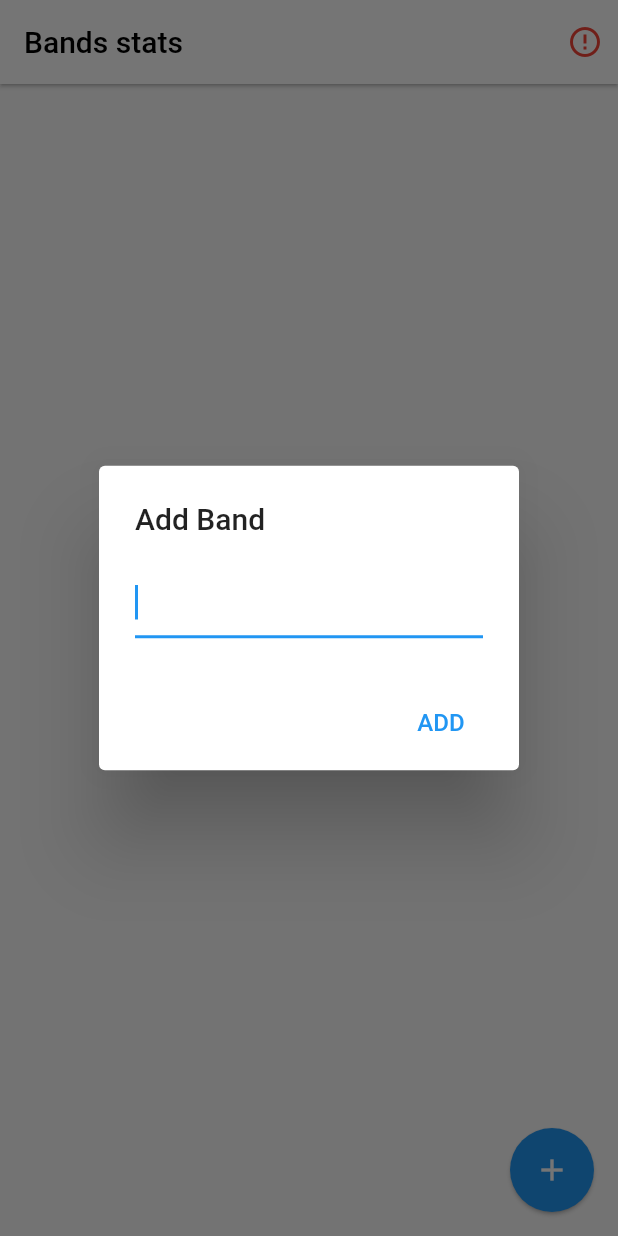
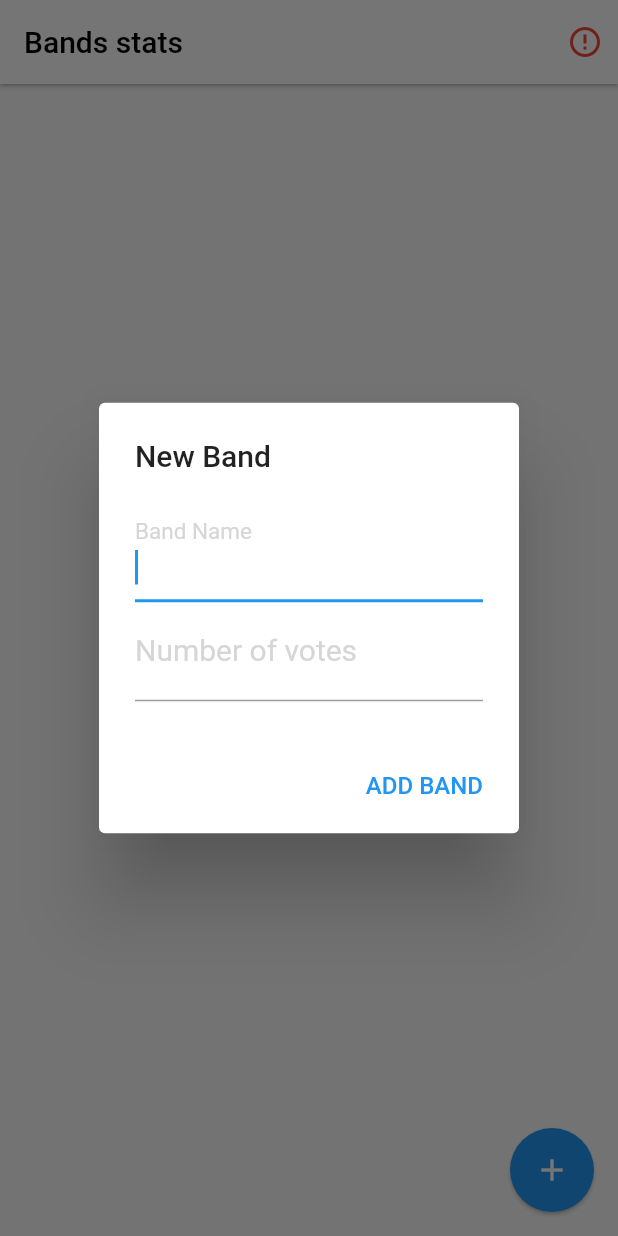
Before and after one commit to HajdukSanchez/Band-Name, a Flutter app: the screen it shows after launch, after a tap on the "add" icon, on a phone screen of 412 x 824 dp. Run offline on Flutter 3.47's test engine with Material 2 defaults, Android fonts, the phone set to English and light mode, and no system bars; our stand-ins replace socket_io_client; network calls fail.

Commit message:
:construction: [ADD] Event to add a new band

```diff
--- a/lib/pages/home.dart
+++ b/lib/pages/home.dart
@@ -1,5 +1,4 @@
 import 'dart:io';
-import 'dart:math';
 
 import 'package:flutter/cupertino.dart';
 import 'package:flutter/material.dart';
@@ -8,7 +7,6 @@ import 'package:band_names/components/band_tile.dart';
 import 'package:band_names/components/status_icon.dart';
 import 'package:band_names/providers/socket_provider.dart';
 import 'package:provider/provider.dart';
-import 'package:band_names/enums/server_status.dart';
 
 class HomePage extends StatefulWidget {
   const HomePage({Key? key}) : super(key: key);
@@ -33,10 +31,13 @@ class _HomePageState extends State<HomePage> {
 
   void _addBandDialogs() {
     // Object for managed the text input
-    final _textEditingController = TextEditingController();
-    const _dialogAddTitle = 'Add Band';
-    const _dialogAddButtonText = 'Add';
+    final _textEditingControllerName = TextEditingController();
+    final _textEditingControllerVotes = TextEditingController();
+    const _dialogAddTitle = 'New Band';
+    const _dialogAddButtonText = 'Add band';
     const _dialogDeleteButtonText = 'Dismiss';
+    const _placeHolderName = 'Band Name';
+    const _placeHolderVotes = 'Number of votes';
 
     if (Platform.isAndroid) {
       //? Android Dialog
@@ -45,11 +46,28 @@ class _HomePageState extends State<HomePage> {
         builder: (context) => AlertDialog(
           title: const Text(_dialogAddTitle),
           // Text Filed for add information
-          content: TextField(
-              controller: _textEditingController,
+          content: Column(
+            mainAxisSize: MainAxisSize.min,
+            children: <Widget>[
+              TextField(
+                  controller: _textEditingControllerName,
                   autofocus: true,
                   keyboardType: TextInputType.text,
-              style: const TextStyle(fontSize: 20)),
+                  style: const TextStyle(fontSize: 20),
+                  decoration: InputDecoration(
+                    labelText: _placeHolderName,
+                    labelStyle: TextStyle(color: Colors.grey[350]),
+                  )),
+              TextField(
+                  controller: _textEditingControllerVotes,
+                  keyboardType: TextInputType.number,
+                  style: const TextStyle(fontSize: 20),
+                  decoration: InputDecoration(
+                    labelText: _placeHolderVotes,
+                    labelStyle: TextStyle(color: Colors.grey[350]),
+                  )),
+            ],
+          ),
           actions: [
             MaterialButton(
                 child: Text(
@@ -58,8 +76,8 @@ class _HomePageState extends State<HomePage> {
                 ),
                 elevation: 5,
                 textColor: Colors.blue,
-              onPressed: () => _addBandToList(_textEditingController.text),
-            )
+                onPressed: () => _addBandToList(_textEditingControllerName.text,
+                    int.parse(_textEditingControllerVotes.text)))
           ],
         ),
       );
@@ -70,16 +88,27 @@ class _HomePageState extends State<HomePage> {
           builder: (_) {
             return CupertinoAlertDialog(
               title: const Text(_dialogAddTitle),
-              content: CupertinoTextField(
-                controller: _textEditingController,
+              content: Column(
+                mainAxisSize: MainAxisSize.max,
+                children: <Widget>[
+                  CupertinoTextField(
+                      controller: _textEditingControllerName,
                       autofocus: true,
                       keyboardType: TextInputType.text,
+                      style: const TextStyle(fontSize: 20)),
+                  CupertinoTextField(
+                      controller: _textEditingControllerVotes,
+                      keyboardType: TextInputType.number,
+                      style: const TextStyle(fontSize: 20)),
+                ],
               ),
               actions: [
                 CupertinoDialogAction(
                   child: const Text(_dialogAddButtonText),
                   isDefaultAction: true, // Action for add by default
-                  onPressed: () => _addBandToList(_textEditingController.text),
+                  onPressed: () => _addBandToList(
+                      _textEditingControllerName.text,
+                      int.parse(_textEditingControllerVotes.text)),
                 ),
                 CupertinoDialogAction(
                   child: const Text(_dialogDeleteButtonText),
@@ -92,14 +121,21 @@ class _HomePageState extends State<HomePage> {
     }
   }
 
-  void _addBandToList(String name) {
+  void _addBandToList(String name, int votes) {
+    final _socketProvider = Provider.of<SocketProvider>(context, listen: false);
     if (name.length > 3) {
-      setState(() {
-        _bands.add(Band(
-            id: DateTime.now().toString(),
-            name: name,
-            votes: Random().nextInt(10))); // 0-9 Random number
-      });
+      var newBand = {};
+      if (votes > 0) {
+        newBand = {
+          'name': name,
+          'votes': votes,
+        };
+      } else {
+        newBand = {
+          'name': name,
+        };
+      }
+      _socketProvider.socket.emit("add-band", newBand);
     }
     Navigator.pop(context);
   }
```
Lines whose indentation alone changed are shown as unchanged.
